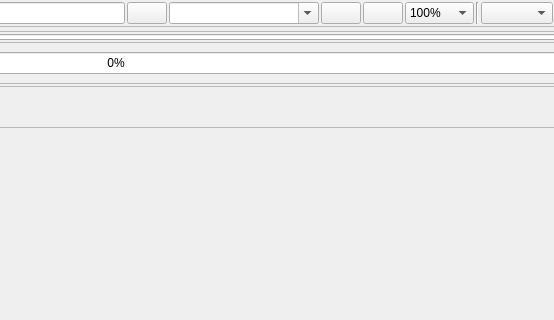
The window that snviewer.ui (kernel1024/jpreader) describes before a commit, drawn with Qt 5; both pictures show x 455 to 1009 and y 0 to 320 of the 1166 by 687 pixel window.
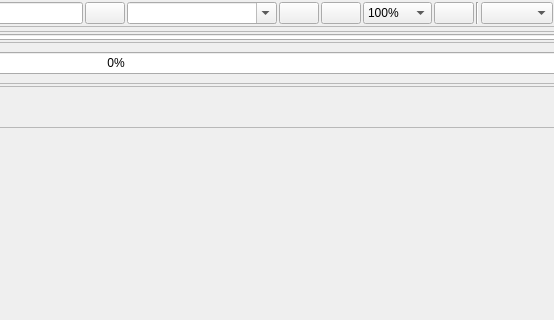
The same window after the commit. Custom widgets are drawn as their Qt base class.

Commit message: Password manager support for html forms.

```diff
--- a/snviewer.ui
+++ b/snviewer.ui
@@ -274,6 +274,16 @@
         </item>
        </widget>
       </item>
+      <item>
+       <widget class="QPushButton" name="passwordButton">
+        <property name="toolTip">
+         <string>Insert login and password</string>
+        </property>
+        <property name="text">
+         <string/>
+        </property>
+       </widget>
+      </item>
       <item>
        <widget class="Line" name="line">
         <property name="orientation">
```
The commit also changes 12 other files.
